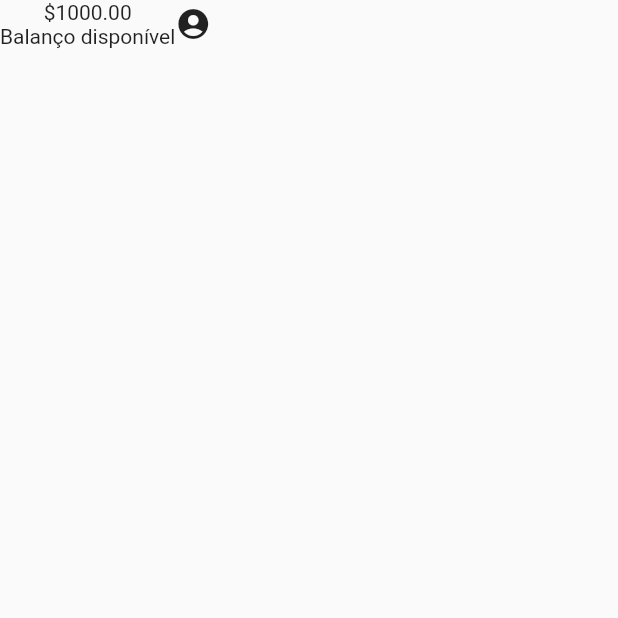
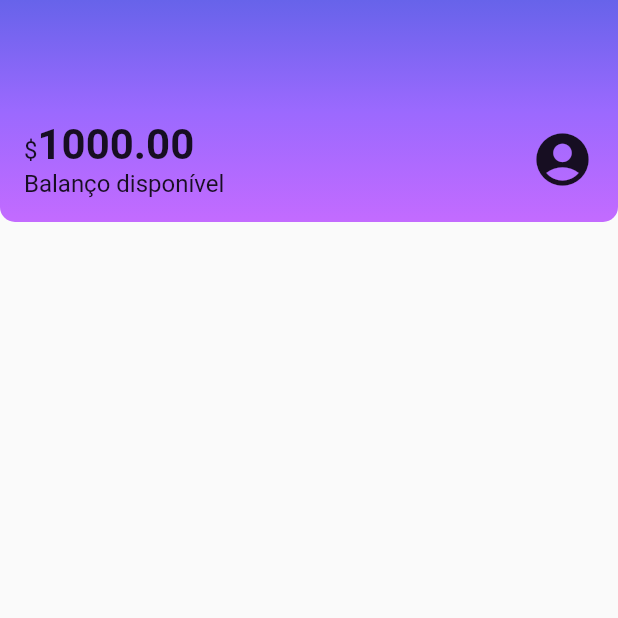
Before and after one commit to 01Explorer/flutter_layout_figma, a Flutter app: the screen it shows after launch, on a phone screen of 412 x 824 dp, the top half of it. Run offline on Flutter 3.47's test engine with Material 2 defaults, Android fonts, the phone set to English and light mode, and no system bars.

Commit message:
Made the basic Header component

```diff
--- a/lib/components/sections/header.dart
+++ b/lib/components/sections/header.dart
@@ -6,16 +6,56 @@ class Header extends StatelessWidget {
   @override
   Widget build(BuildContext context) {
     return Container(
+      decoration: BoxDecoration(
+        gradient: LinearGradient(
+          begin: Alignment.topCenter,
+          end: Alignment.bottomCenter,
+          colors: <Color>[
+            Color.fromRGBO(103, 99, 234, 1),
+            Color.fromRGBO(155, 105, 254, 1),
+            Color.fromRGBO(195, 107, 255, 1),
+          ],
+        ),
+        borderRadius: BorderRadius.vertical(
+          bottom: Radius.circular(10),
+        ),
+      ),
+      child: Padding(
+        padding: const EdgeInsets.fromLTRB(16, 80, 16, 16),
         child: Row(
+          mainAxisAlignment: MainAxisAlignment.spaceBetween,
           children: <Widget>[
             Column(
+              crossAxisAlignment: CrossAxisAlignment.start,
               children: <Widget>[
-              Text('\$1000.00'),
-              const Text('Balanço disponível')
+                Text.rich(
+                  TextSpan(
+                    text: '\$',
+                    style: TextStyle(
+                      fontSize: 16,
+                    ),
+                    children: <TextSpan>[
+                      TextSpan(
+                          text: '1000.00',
+                          style: TextStyle(
+                            fontWeight: FontWeight.bold,
+                            fontSize: 28,
+                          )),
                     ],
                   ),
-          const Icon(Icons.account_circle),
+                ),
+                const Text(
+                  'Balanço disponível',
+                  style: TextStyle(fontSize: 16),
+                )
               ],
+            ),
+            const Icon(
+              Icons.account_circle,
+              size: 42,
+            ),
+          ],
+        ),
       ),
     );
   }
--- a/lib/main.dart
+++ b/lib/main.dart
@@ -11,6 +11,7 @@ class Alubank extends StatelessWidget {
   @override
   Widget build(BuildContext context) {
     return MaterialApp(
+      debugShowCheckedModeBanner: false,
       title: 'Alubank',
       home: Home(),
     );
```
Lines whose indentation alone changed are shown as unchanged.
